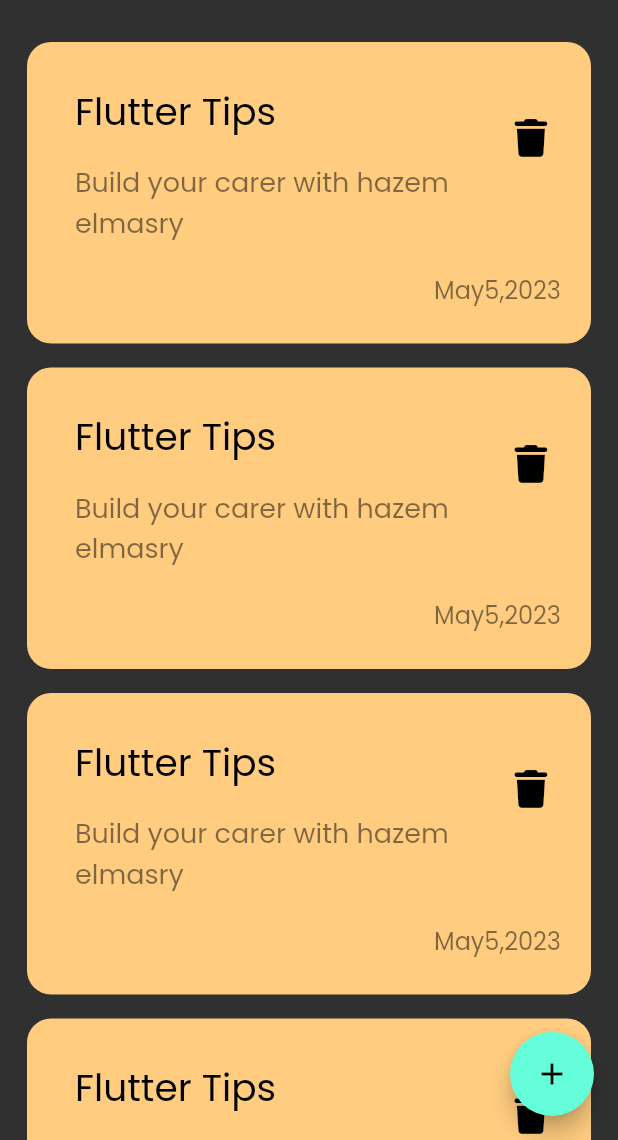
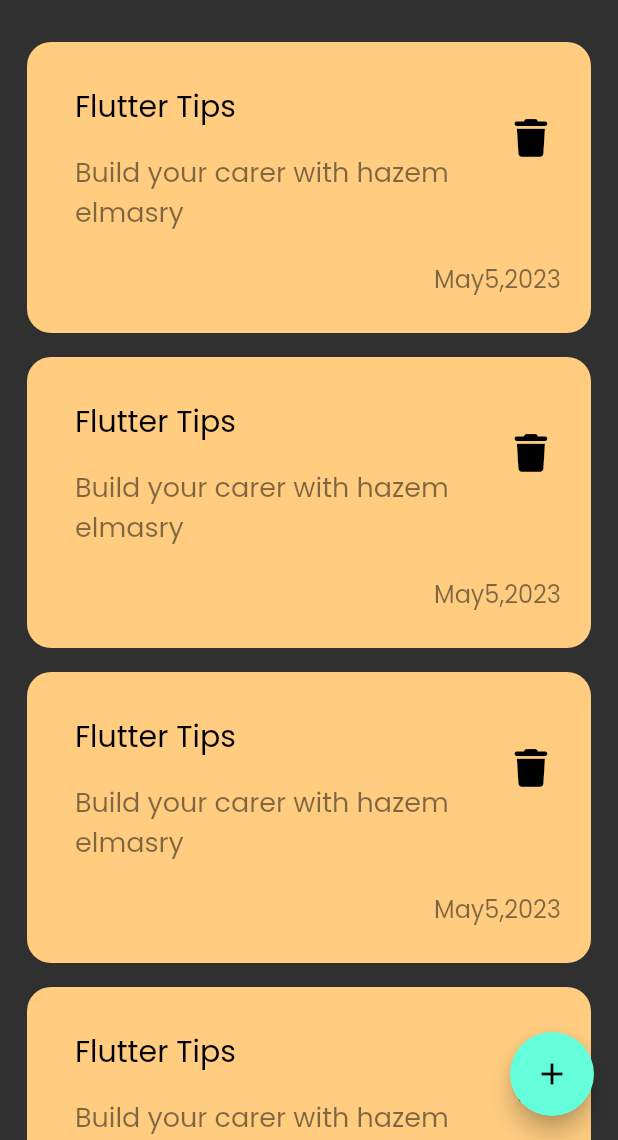
Before and after one commit to HazemEl-masry/note_app, a Flutter app: the screen it shows after launch, on a phone screen of 412 x 824 dp, the part 96-1236 px from its top. Run offline on Flutter 3.47's test engine with Material 2 defaults, Android fonts, the phone set to English and light mode, and no system bars; our stand-ins replace font_awesome_flutter.

Commit message:
notes item

```diff
--- a/lib/widgets/note_item.dart
+++ b/lib/widgets/note_item.dart
@@ -24,7 +24,7 @@ class NoteItem extends StatelessWidget {
               "Flutter Tips",
               style: TextStyle(
                   color: Colors.black,
-                fontSize: 25.0
+                fontSize: 20.0
               ),
             ),
             subtitle: Padding(
```
